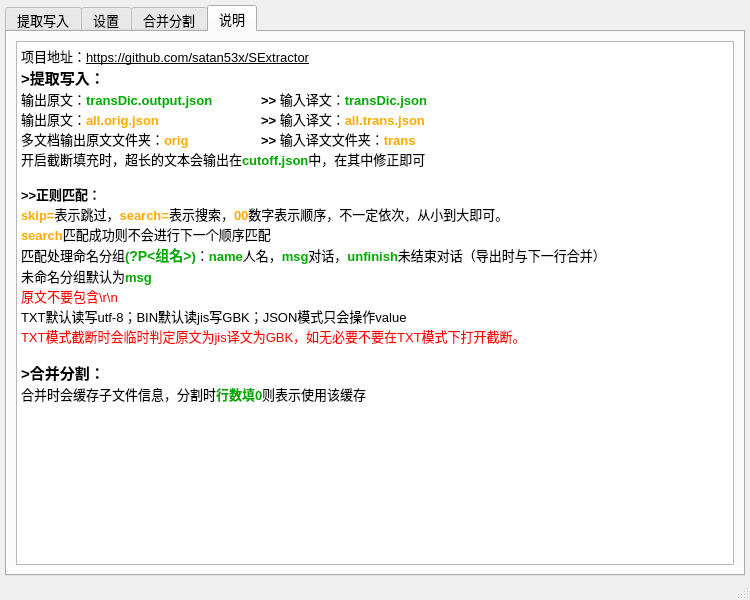
Old version of the form ui_mainWindow.ui in the repository satan53x/SExtractor.
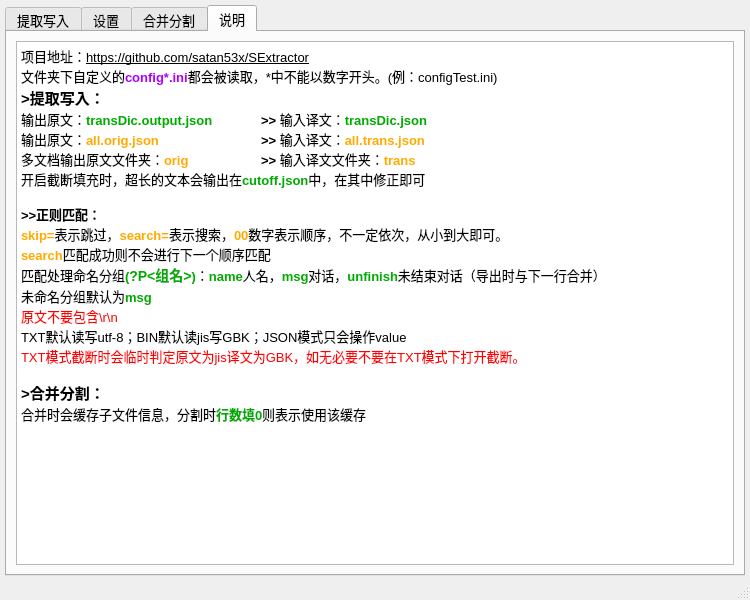
New version of the form. The open tabs and pages were chosen to show the change.

Diff of the .ui file:
```diff
--- a/ui_mainWindow.ui
+++ b/ui_mainWindow.ui
@@ -1110,6 +1110,7 @@
 p, li { white-space: pre-wrap; }
 &lt;/style&gt;&lt;/head&gt;&lt;body style=&quot; font-family:'Microsoft YaHei UI'; font-size:10pt; font-weight:400; font-style:normal;&quot;&gt;
 &lt;p style=&quot; margin-top:0px; margin-bottom:0px; margin-left:0px; margin-right:0px; -qt-block-indent:0; text-indent:0px;&quot;&gt;项目地址：&lt;span style=&quot; text-decoration: underline;&quot;&gt;https://github.com/satan53x/SExtractor&lt;/span&gt;&lt;/p&gt;
+&lt;p style=&quot; margin-top:0px; margin-bottom:0px; margin-left:0px; margin-right:0px; -qt-block-indent:0; text-indent:0px;&quot;&gt;文件夹下自定义的&lt;span style=&quot; font-weight:600; color:#aa00ff;&quot;&gt;config*.ini&lt;/span&gt;都会被读取，*中不能以数字开头。(例：configTest.ini)&lt;/p&gt;
 &lt;p style=&quot; margin-top:0px; margin-bottom:0px; margin-left:0px; margin-right:0px; -qt-block-indent:0; text-indent:0px;&quot;&gt;&lt;span style=&quot; font-size:11pt; font-weight:600;&quot;&gt;&amp;gt;提取写入：&lt;/span&gt;&lt;/p&gt;
 &lt;p style=&quot; margin-top:0px; margin-bottom:0px; margin-left:0px; margin-right:0px; -qt-block-indent:0; text-indent:0px;&quot;&gt;输出原文：&lt;span style=&quot; font-weight:600; color:#00aa00;&quot;&gt;transDic.output.json	&lt;/span&gt;&lt;span style=&quot; font-weight:600; color:#000000;&quot;&gt;&amp;gt;&amp;gt;&lt;/span&gt;&lt;span style=&quot; font-weight:600; color:#00aa00;&quot;&gt; &lt;/span&gt;输入译文：&lt;span style=&quot; font-weight:600; color:#00aa00;&quot;&gt;transDic.json&lt;/span&gt;&lt;/p&gt;
 &lt;p style=&quot; margin-top:0px; margin-bottom:0px; margin-left:0px; margin-right:0px; -qt-block-indent:0; text-indent:0px;&quot;&gt;输出原文：&lt;span style=&quot; font-weight:600; color:#ffaa00;&quot;&gt;all.orig.json		&lt;/span&gt;&lt;span style=&quot; font-weight:600; color:#000000;&quot;&gt;&amp;gt;&amp;gt; &lt;/span&gt;输入译文：&lt;span style=&quot; font-weight:600; color:#ffaa00;&quot;&gt;all.trans.json&lt;/span&gt;&lt;/p&gt;
```
